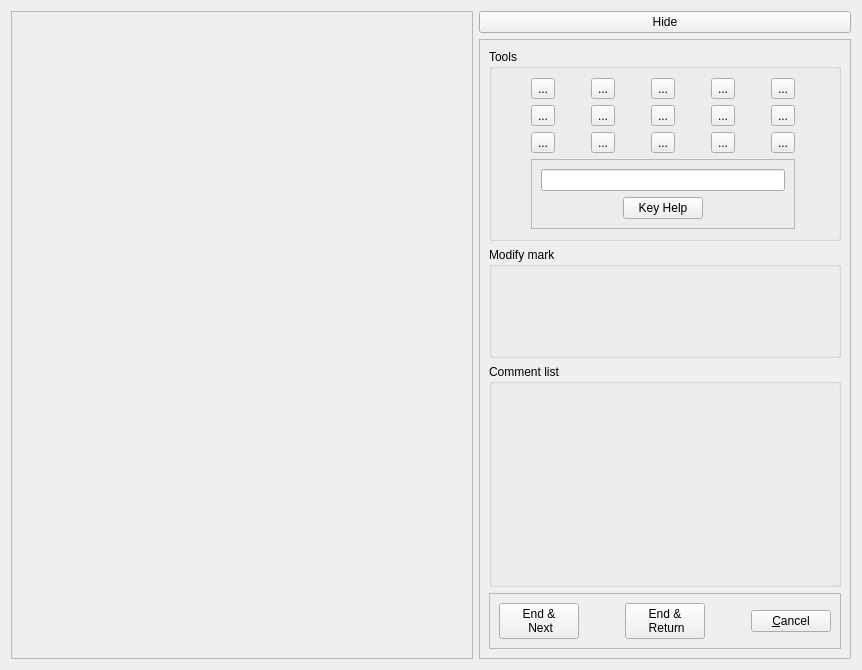
plomgrading/plom, file qtCreatorFiles/ui_annotator_lefthandmouse.ui: the form before one commit.
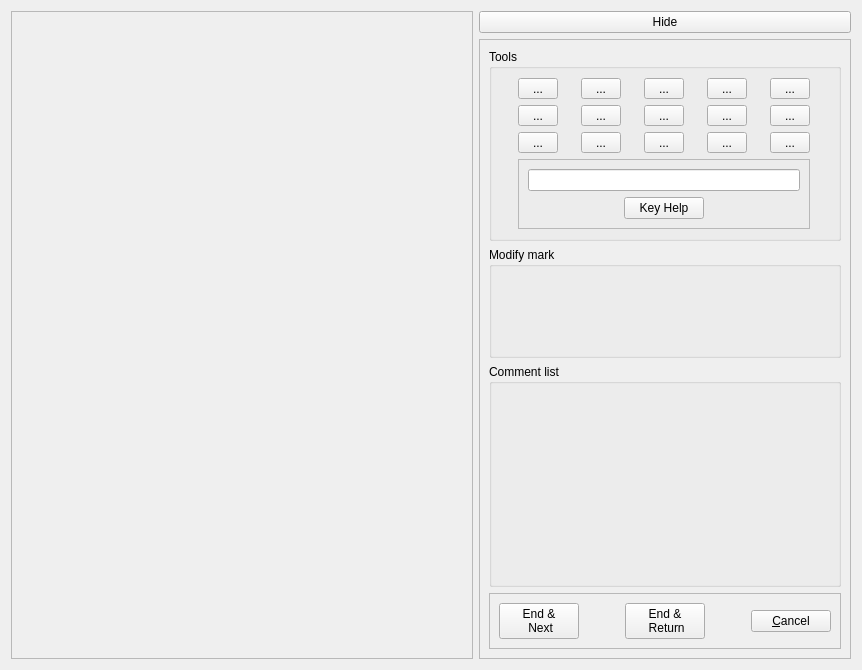
The form after the commit.

Commit message: A fix for #112. Made buttons slightly wider.

What changed in the file:
```diff
--- a/qtCreatorFiles/ui_annotator_lefthandmouse.ui
+++ b/qtCreatorFiles/ui_annotator_lefthandmouse.ui
@@ -125,6 +125,12 @@
          </item>
          <item row="1" column="0">
           <widget class="QToolButton" name="textButton">
+           <property name="minimumSize">
+            <size>
+             <width>40</width>
+             <height>0</height>
+            </size>
+           </property>
            <property name="toolTip">
             <string>press h</string>
            </property>
@@ -135,6 +141,12 @@
          </item>
          <item row="1" column="3">
           <widget class="QToolButton" name="undoButton">
+           <property name="minimumSize">
+            <size>
+             <width>40</width>
+             <height>0</height>
+            </size>
+           </property>
            <property name="toolTip">
             <string>press l</string>
            </property>
@@ -145,6 +157,12 @@
          </item>
          <item row="1" column="2">
           <widget class="QToolButton" name="tickButton">
+           <property name="minimumSize">
+            <size>
+             <width>40</width>
+             <height>0</height>
+            </size>
+           </property>
            <property name="toolTip">
             <string>press k</string>
            </property>
@@ -158,6 +176,12 @@
          </item>
          <item row="0" column="4">
           <widget class="QToolButton" name="panButton">
+           <property name="minimumSize">
+            <size>
+             <width>40</width>
+             <height>0</height>
+            </size>
+           </property>
            <property name="toolTip">
             <string>press p</string>
            </property>
@@ -168,6 +192,12 @@
          </item>
          <item row="2" column="2">
           <widget class="QToolButton" name="boxButton">
+           <property name="minimumSize">
+            <size>
+             <width>40</width>
+             <height>0</height>
+            </size>
+           </property>
            <property name="toolTip">
             <string>press comma</string>
            </property>
@@ -178,6 +208,12 @@
          </item>
          <item row="1" column="4">
           <widget class="QToolButton" name="zoomButton">
+           <property name="minimumSize">
+            <size>
+             <width>40</width>
+             <height>0</height>
+            </size>
+           </property>
            <property name="toolTip">
             <string>press semi-colon</string>
            </property>
@@ -188,6 +224,12 @@
          </item>
          <item row="2" column="4">
           <widget class="QToolButton" name="moveButton">
+           <property name="minimumSize">
+            <size>
+             <width>40</width>
+             <height>0</height>
+            </size>
+           </property>
            <property name="toolTip">
             <string>press /</string>
            </property>
@@ -198,6 +240,12 @@
          </item>
          <item row="2" column="3">
           <widget class="QToolButton" name="deleteButton">
+           <property name="minimumSize">
+            <size>
+             <width>40</width>
+             <height>0</height>
+            </size>
+           </property>
            <property name="toolTip">
             <string>press period</string>
            </property>
@@ -208,6 +256,12 @@
          </item>
          <item row="2" column="1">
           <widget class="QToolButton" name="commentDownButton">
+           <property name="minimumSize">
+            <size>
+             <width>40</width>
+             <height>0</height>
+            </size>
+           </property>
            <property name="toolTip">
             <string>press m</string>
            </property>
@@ -221,6 +275,12 @@
          </item>
          <item row="1" column="1">
           <widget class="QToolButton" name="commentButton">
+           <property name="minimumSize">
+            <size>
+             <width>40</width>
+             <height>0</height>
+            </size>
+           </property>
            <property name="toolTip">
             <string>press j</string>
            </property>
@@ -234,6 +294,12 @@
          </item>
          <item row="0" column="2">
           <widget class="QToolButton" name="crossButton">
+           <property name="minimumSize">
+            <size>
+             <width>40</width>
+             <height>0</height>
+            </size>
+           </property>
            <property name="toolTip">
             <string>press i</string>
            </property>
@@ -244,6 +310,12 @@
          </item>
          <item row="0" column="3">
           <widget class="QToolButton" name="redoButton">
+           <property name="minimumSize">
+            <size>
+             <width>40</width>
+             <height>0</height>
+            </size>
+           </property>
            <property name="toolTip">
             <string>press o</string>
            </property>
@@ -254,6 +326,12 @@
          </item>
          <item row="2" column="0">
           <widget class="QToolButton" name="lineButton">
+           <property name="minimumSize">
+            <size>
+             <width>40</width>
+             <height>0</height>
+            </size>
+           </property>
            <property name="toolTip">
             <string>press n</string>
            </property>
@@ -264,6 +342,12 @@
          </item>
          <item row="0" column="0">
           <widget class="QToolButton" name="penButton">
+           <property name="minimumSize">
+            <size>
+             <width>40</width>
+             <height>0</height>
+            </size>
+           </property>
            <property name="toolTip">
             <string>press y</string>
            </property>
@@ -274,6 +358,12 @@
          </item>
          <item row="0" column="1">
           <widget class="QToolButton" name="commentUpButton">
+           <property name="minimumSize">
+            <size>
+             <width>40</width>
+             <height>0</height>
+            </size>
+           </property>
            <property name="toolTip">
             <string>press u</string>
            </property>
```
The commit also changes 3 other files.
